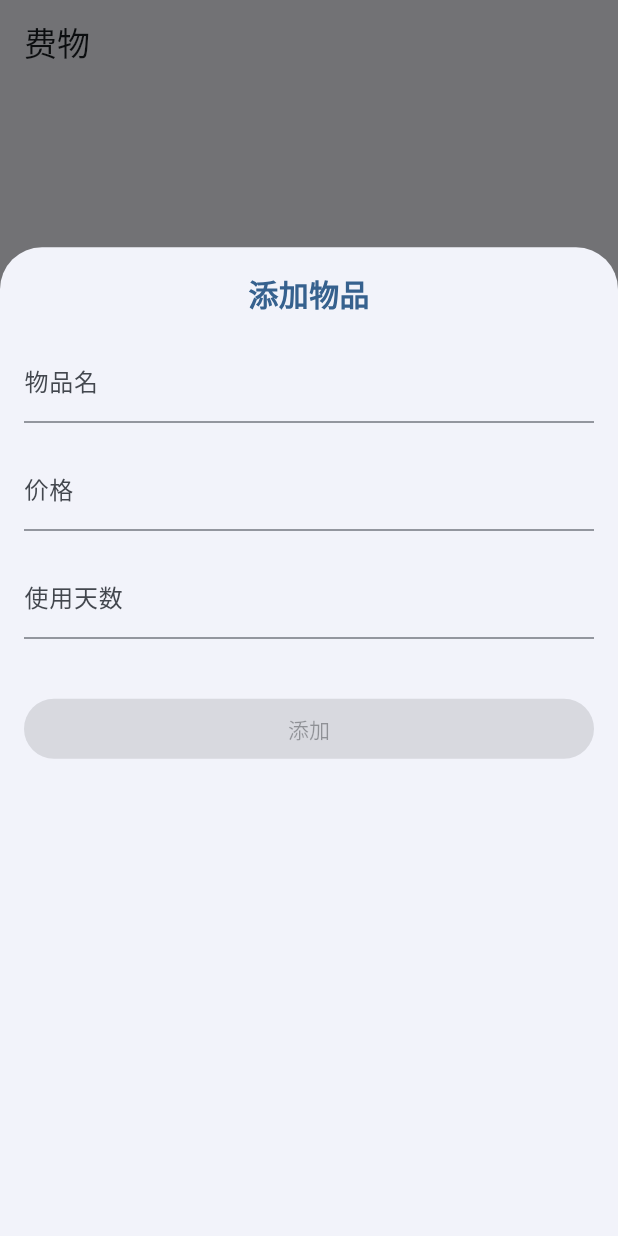
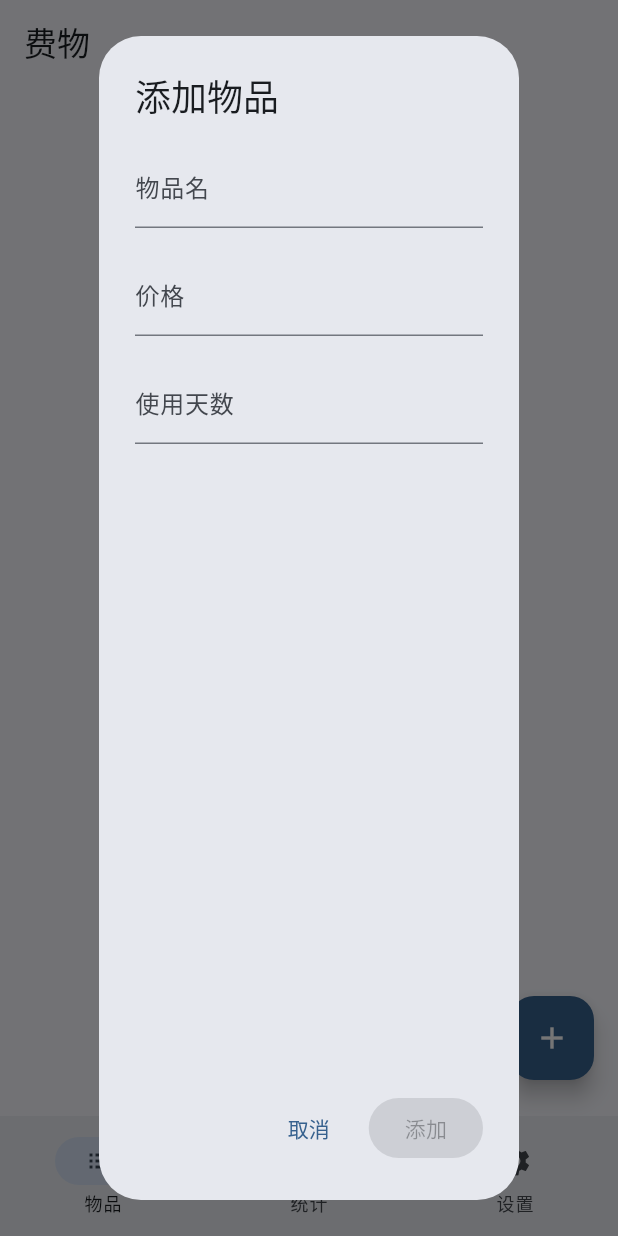
Before and after one commit to FHU-yezi/FeeWu, a Flutter app: the screen it shows after launch, after a tap on the "add" icon, on a phone screen of 412 x 824 dp. Run offline on Flutter 3.47's test engine with Material 3 defaults, Android fonts, the phone set to English and light mode, and no system bars; drawn by our look-alikes of dynamic_color.

Commit message:
feat: 优化添加物品弹窗样式

```diff
--- a/lib/pages/things.dart
+++ b/lib/pages/things.dart
@@ -1,4 +1,4 @@
-import 'package:feewu/widgets/add_thing.dart';
+import 'package:feewu/widgets/add_thing_dialog.dart';
 import 'package:feewu/widgets/things_list.dart';
 import 'package:flutter/material.dart';
 import 'package:feewu/models/thing.dart' as thingModel;
@@ -30,10 +30,9 @@ class ThingsPageState extends State<ThingsPage> {
             foregroundColor: colorScheme.onPrimary,
             backgroundColor: colorScheme.primary,
             onPressed: () async {
-              final newThing = await showModalBottomSheet<thingModel.Thing>(
+              final newThing = await showDialog<thingModel.Thing>(
                 context: context,
-                builder: (context) => const AddThing(),
-                isScrollControlled: true,
+                builder: (context) => const AddThingDialog(),
               );
 
               if (newThing != null) {
--- a/lib/widgets/add_thing.dart
+++ b/lib/widgets/add_thing_dialog.dart
@@ -1,35 +1,25 @@
 import 'package:flutter/material.dart';
 import 'package:feewu/models/thing.dart' as thingModel;
 
-class AddThing extends StatefulWidget {
-  const AddThing({super.key});
+class AddThingDialog extends StatefulWidget {
+  const AddThingDialog({super.key});
 
   @override
-  State<StatefulWidget> createState() => AddThingState();
+  State<StatefulWidget> createState() => AddThingDialogState();
 }
 
-class AddThingState extends State<AddThing> {
+class AddThingDialogState extends State<AddThingDialog> {
   String name = "";
   double price = 0;
   int usedDays = 0;
 
   @override
   Widget build(BuildContext context) {
-    var colorScheme = Theme.of(context).colorScheme;
-
-    return Container(
-      height: MediaQuery.of(context).size.height * 0.8,
-      padding: EdgeInsets.all(16),
-      child: Column(
+    return AlertDialog(
+      title: Text("添加物品"),
+      content: Column(
+        spacing: 16,
         children: [
-          Text(
-            "添加物品",
-            style: TextStyle(
-              color: colorScheme.primary,
-              fontSize: 20,
-              fontWeight: FontWeight.bold,
-            ),
-          ),
           TextField(
             decoration: InputDecoration(labelText: "物品名"),
             onChanged: (value) {
@@ -62,9 +52,16 @@ class AddThingState extends State<AddThing> {
               }
             },
           ),
-          SizedBox(height: 4),
-          SizedBox(
-            child: FilledButton(
+        ],
+      ),
+      actions: [
+        TextButton(
+          child: Text("取消"),
+          onPressed: () {
+            Navigator.pop(context);
+          },
+        ),
+        FilledButton(
           child: Text("添加"),
           onPressed: (name != "" && price != 0 && usedDays != 0)
               ? () {
@@ -75,11 +72,7 @@ class AddThingState extends State<AddThing> {
                 }
               : null,
         ),
-            width: double.infinity,
-          ),
       ],
-        spacing: 16,
-      ),
     );
   }
 }
```
Lines whose indentation alone changed are shown as unchanged.
